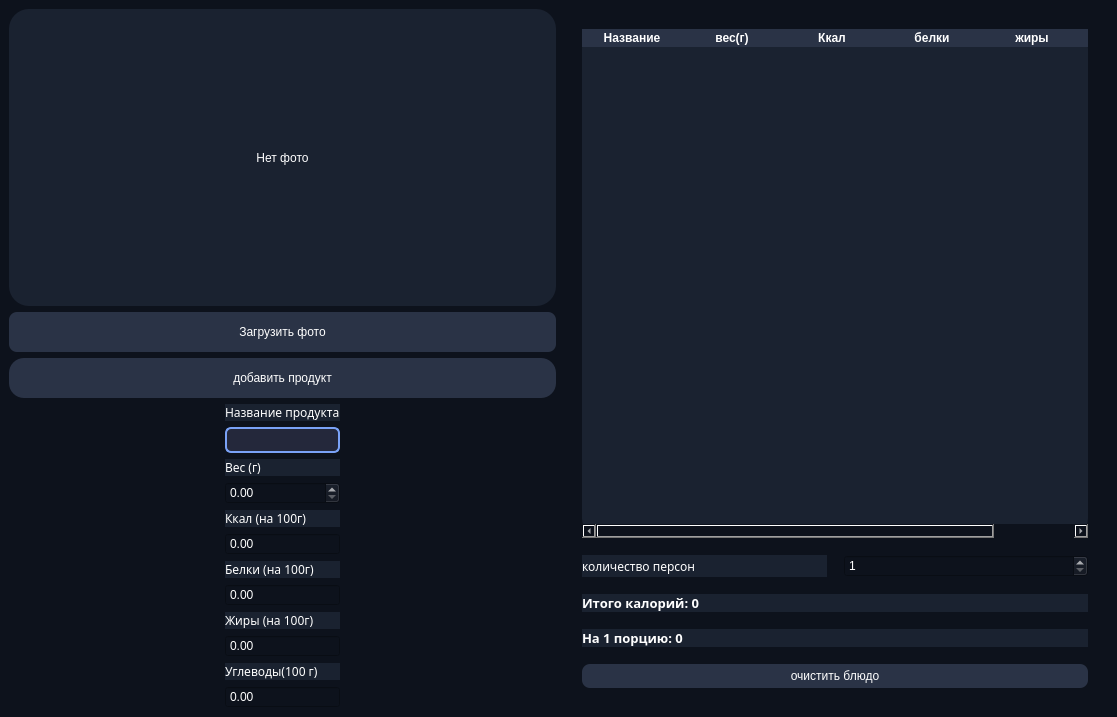
This is Calorie_calculator.ui in Zuishio/Calorie-calculator as Qt 5 draws it before an edit. The edited form follows.
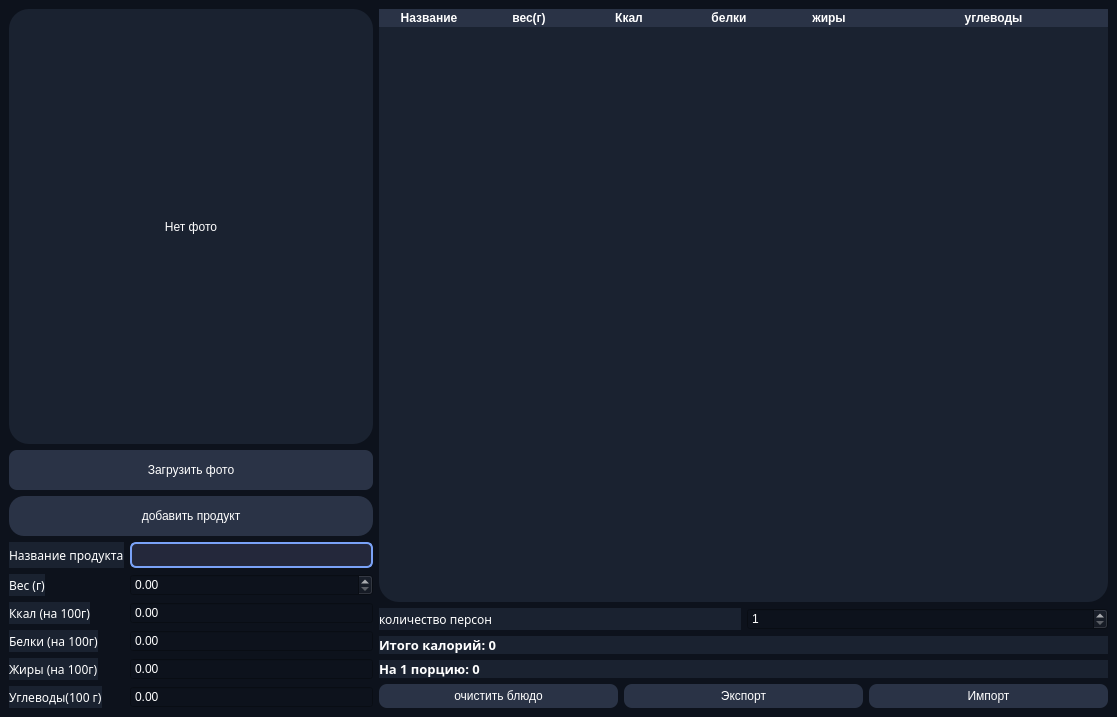
This is the edited form.

What changed in the file:
```diff
--- a/Calorie_calculator.ui
+++ b/Calorie_calculator.ui
@@ -111,9 +111,9 @@
 }</string>
   </property>
   <widget class="QWidget" name="centralwidge">
-   <layout class="QHBoxLayout" name="horizontalLayout_2">
+   <layout class="QHBoxLayout" name="horizontalLayout_8" stretch="1,2">
     <item>
-     <layout class="QVBoxLayout" name="verticalLayout_2">
+     <layout class="QVBoxLayout" name="verticalLayout_2" stretch="1,0,0,0">
       <item>
        <widget class="QLabel" name="lbl_photo">
         <property name="minimumSize">
@@ -160,19 +160,44 @@
        </widget>
       </item>
       <item>
-       <layout class="QGridLayout" name="gridLayout">
-        <item row="3" column="1">
-         <widget class="QDoubleSpinBox" name="input_weight">
-          <property name="buttonSymbols">
-           <enum>QAbstractSpinBox::UpDownArrows</enum>
+       <layout class="QFormLayout" name="formLayout_2">
+        <item row="0" column="0">
+         <widget class="QLabel" name="label">
+          <property name="sizePolicy">
+           <sizepolicy hsizetype="Expanding" vsizetype="Expanding">
+            <horstretch>0</horstretch>
+            <verstretch>0</verstretch>
+           </sizepolicy>
           </property>
-          <property name="maximum">
-           <double>10000.000000000000000</double>
+          <property name="font">
+           <font>
+            <family>Segoe UI,sans-serif</family>
+            <pointsize>9</pointsize>
+           </font>
           </property>
+          <property name="text">
+           <string>Название продукта</string>
+          </property>
          </widget>
         </item>
-        <item row="2" column="1">
+        <item row="0" column="1">
+         <widget class="QComboBox" name="input_name">
+          <property name="sizePolicy">
+           <sizepolicy hsizetype="Expanding" vsizetype="Expanding">
+            <horstretch>0</horstretch>
+            <verstretch>0</verstretch>
+           </sizepolicy>
+          </property>
+         </widget>
+        </item>
+        <item row="1" column="0">
          <widget class="QLabel" name="label_2">
+          <property name="sizePolicy">
+           <sizepolicy hsizetype="Expanding" vsizetype="Expanding">
+            <horstretch>0</horstretch>
+            <verstretch>0</verstretch>
+           </sizepolicy>
+          </property>
           <property name="font">
            <font>
             <family>Segoe UI,sans-serif</family>
@@ -184,8 +209,30 @@
           </property>
          </widget>
         </item>
-        <item row="4" column="1">
+        <item row="1" column="1">
+         <widget class="QDoubleSpinBox" name="input_weight">
+          <property name="sizePolicy">
+           <sizepolicy hsizetype="Expanding" vsizetype="Expanding">
+            <horstretch>0</horstretch>
+            <verstretch>0</verstretch>
+           </sizepolicy>
+          </property>
+          <property name="buttonSymbols">
+           <enum>QAbstractSpinBox::UpDownArrows</enum>
+          </property>
+          <property name="maximum">
+           <double>10000.000000000000000</double>
+          </property>
+         </widget>
+        </item>
+        <item row="2" column="0">
          <widget class="QLabel" name="label_3">
+          <property name="sizePolicy">
+           <sizepolicy hsizetype="Expanding" vsizetype="Expanding">
+            <horstretch>0</horstretch>
+            <verstretch>0</verstretch>
+           </sizepolicy>
+          </property>
           <property name="font">
            <font>
             <family>Segoe UI,sans-serif</family>
@@ -197,24 +244,14 @@
           </property>
          </widget>
         </item>
-        <item row="1" column="1">
-         <widget class="QComboBox" name="input_name"/>
-        </item>
-        <item row="0" column="1">
-         <widget class="QLabel" name="label">
-          <property name="font">
-           <font>
-            <family>Segoe UI,sans-serif</family>
-            <pointsize>9</pointsize>
-           </font>
-          </property>
-          <property name="text">
-           <string>Название продукта</string>
-          </property>
-         </widget>
-        </item>
-        <item row="5" column="1">
+        <item row="2" column="1">
          <widget class="QDoubleSpinBox" name="input_kcal">
+          <property name="sizePolicy">
+           <sizepolicy hsizetype="Expanding" vsizetype="Expanding">
+            <horstretch>0</horstretch>
+            <verstretch>0</verstretch>
+           </sizepolicy>
+          </property>
           <property name="buttonSymbols">
            <enum>QAbstractSpinBox::NoButtons</enum>
           </property>
@@ -223,34 +260,14 @@
           </property>
          </widget>
         </item>
-        <item row="5" column="0" rowspan="2">
-         <spacer name="horizontalSpacer">
-          <property name="orientation">
-           <enum>Qt::Horizontal</enum>
-          </property>
-          <property name="sizeHint" stdset="0">
-           <size>
-            <width>68</width>
-            <height>20</height>
-           </size>
-          </property>
-         </spacer>
-        </item>
-        <item row="8" column="1">
-         <widget class="QLabel" name="label_6">
-          <property name="font">
-           <font>
-            <family>Segoe UI,sans-serif</family>
-            <pointsize>9</pointsize>
-           </font>
-          </property>
-          <property name="text">
-           <string>Жиры (на 100г)</string>
-          </property>
-         </widget>
-        </item>
-        <item row="6" column="1">
+        <item row="3" column="0">
          <widget class="QLabel" name="label_5">
+          <property name="sizePolicy">
+           <sizepolicy hsizetype="Expanding" vsizetype="Expanding">
+            <horstretch>0</horstretch>
+            <verstretch>0</verstretch>
+           </sizepolicy>
+          </property>
           <property name="font">
            <font>
             <family>Segoe UI,sans-serif</family>
@@ -265,8 +282,14 @@
           </property>
          </widget>
         </item>
-        <item row="7" column="1">
+        <item row="3" column="1">
          <widget class="QDoubleSpinBox" name="input_protein">
+          <property name="sizePolicy">
+           <sizepolicy hsizetype="Expanding" vsizetype="Expanding">
+            <horstretch>0</horstretch>
+            <verstretch>0</verstretch>
+           </sizepolicy>
+          </property>
           <property name="buttonSymbols">
            <enum>QAbstractSpinBox::NoButtons</enum>
           </property>
@@ -275,8 +298,33 @@
           </property>
          </widget>
         </item>
-        <item row="9" column="1">
+        <item row="4" column="0">
+         <widget class="QLabel" name="label_6">
+          <property name="sizePolicy">
+           <sizepolicy hsizetype="Expanding" vsizetype="Expanding">
+            <horstretch>0</horstretch>
+            <verstretch>0</verstretch>
+           </sizepolicy>
+          </property>
+          <property name="font">
+           <font>
+            <family>Segoe UI,sans-serif</family>
+            <pointsize>9</pointsize>
+           </font>
+          </property>
+          <property name="text">
+           <string>Жиры (на 100г)</string>
+          </property>
+         </widget>
+        </item>
+        <item row="4" column="1">
          <widget class="QDoubleSpinBox" name="input_fat">
+          <property name="sizePolicy">
+           <sizepolicy hsizetype="Expanding" vsizetype="Expanding">
+            <horstretch>0</horstretch>
+            <verstretch>0</verstretch>
+           </sizepolicy>
+          </property>
           <property name="buttonSymbols">
            <enum>QAbstractSpinBox::NoButtons</enum>
           </property>
@@ -285,18 +333,14 @@
           </property>
          </widget>
         </item>
-        <item row="11" column="1">
-         <widget class="QDoubleSpinBox" name="input_carbs">
-          <property name="buttonSymbols">
-           <enum>QAbstractSpinBox::NoButtons</enum>
-          </property>
-          <property name="maximum">
-           <double>100000.000000000000000</double>
-          </property>
-         </widget>
-        </item>
-        <item row="10" column="1">
+        <item row="5" column="0">
          <widget class="QLabel" name="label_4">
+          <property name="sizePolicy">
+           <sizepolicy hsizetype="Expanding" vsizetype="Expanding">
+            <horstretch>0</horstretch>
+            <verstretch>0</verstretch>
+           </sizepolicy>
+          </property>
           <property name="font">
            <font>
             <family>Segoe UI,sans-serif</family>
@@ -308,45 +352,36 @@
           </property>
          </widget>
         </item>
-        <item row="5" column="2" rowspan="2">
-         <spacer name="horizontalSpacer_2">
-          <property name="orientation">
-           <enum>Qt::Horizontal</enum>
+        <item row="5" column="1">
+         <widget class="QDoubleSpinBox" name="input_carbs">
+          <property name="sizePolicy">
+           <sizepolicy hsizetype="Expanding" vsizetype="Expanding">
+            <horstretch>0</horstretch>
+            <verstretch>0</verstretch>
+           </sizepolicy>
           </property>
-          <property name="sizeHint" stdset="0">
-           <size>
-            <width>88</width>
-            <height>20</height>
-           </size>
+          <property name="buttonSymbols">
+           <enum>QAbstractSpinBox::NoButtons</enum>
           </property>
-         </spacer>
+          <property name="maximum">
+           <double>100000.000000000000000</double>
+          </property>
+         </widget>
         </item>
        </layout>
       </item>
      </layout>
     </item>
     <item>
-     <layout class="QVBoxLayout" name="verticalLayout" stretch="5,0,0,0,0">
-      <property name="spacing">
-       <number>17</number>
-      </property>
-      <property name="leftMargin">
-       <number>20</number>
-      </property>
-      <property name="topMargin">
-       <number>20</number>
-      </property>
-      <property name="rightMargin">
-       <number>20</number>
-      </property>
-      <property name="bottomMargin">
-       <number>20</number>
-      </property>
+     <layout class="QVBoxLayout" name="verticalLayout">
       <item>
        <widget class="QTableWidget" name="table">
         <attribute name="horizontalHeaderStretchLastSection">
          <bool>true</bool>
         </attribute>
+        <attribute name="verticalHeaderVisible">
+         <bool>false</bool>
+        </attribute>
         <attribute name="verticalHeaderStretchLastSection">
          <bool>true</bool>
         </attribute>
@@ -442,11 +477,29 @@
        </widget>
       </item>
       <item>
-       <widget class="QPushButton" name="btn_clear">
-        <property name="text">
-         <string>очистить блюдо</string>
-        </property>
-       </widget>
+       <layout class="QHBoxLayout" name="horizontalLayout_2">
+        <item>
+         <widget class="QPushButton" name="btn_clear">
+          <property name="text">
+           <string>очистить блюдо</string>
+          </property>
+         </widget>
+        </item>
+        <item>
+         <widget class="QPushButton" name="btn_export">
+          <property name="text">
+           <string>Экспорт</string>
+          </property>
+         </widget>
+        </item>
+        <item>
+         <widget class="QPushButton" name="btn_import">
+          <property name="text">
+           <string>Импорт</string>
+          </property>
+         </widget>
+        </item>
+       </layout>
       </item>
      </layout>
     </item>
```
